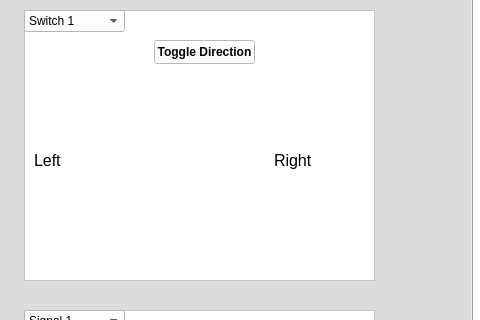
The window that TrackControllerSw/TrackController.ui (cerfort2/1140) describes before a commit, drawn with Qt 5; both pictures show x 418 to 898 and y 106 to 426 of the 898 by 779 pixel window.
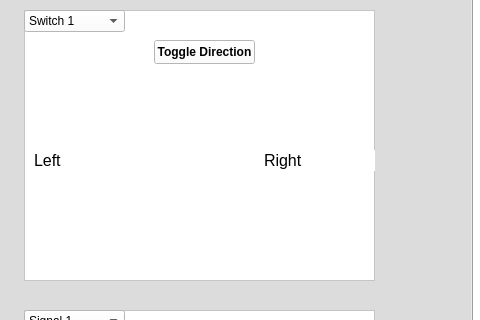
The same window after the commit. Icons and pictures are not drawn.

Commit message: Minimal Comments

Patch:
```diff
--- a/TrackControllerSw/TrackController.ui
+++ b/TrackControllerSw/TrackController.ui
@@ -188,9 +188,9 @@
       <widget class="QLabel" name="rightSection">
        <property name="geometry">
         <rect>
-         <x>250</x>
+         <x>240</x>
          <y>140</y>
-         <width>91</width>
+         <width>111</width>
          <height>21</height>
         </rect>
        </property>
```
The commit also changes 2 other files.
